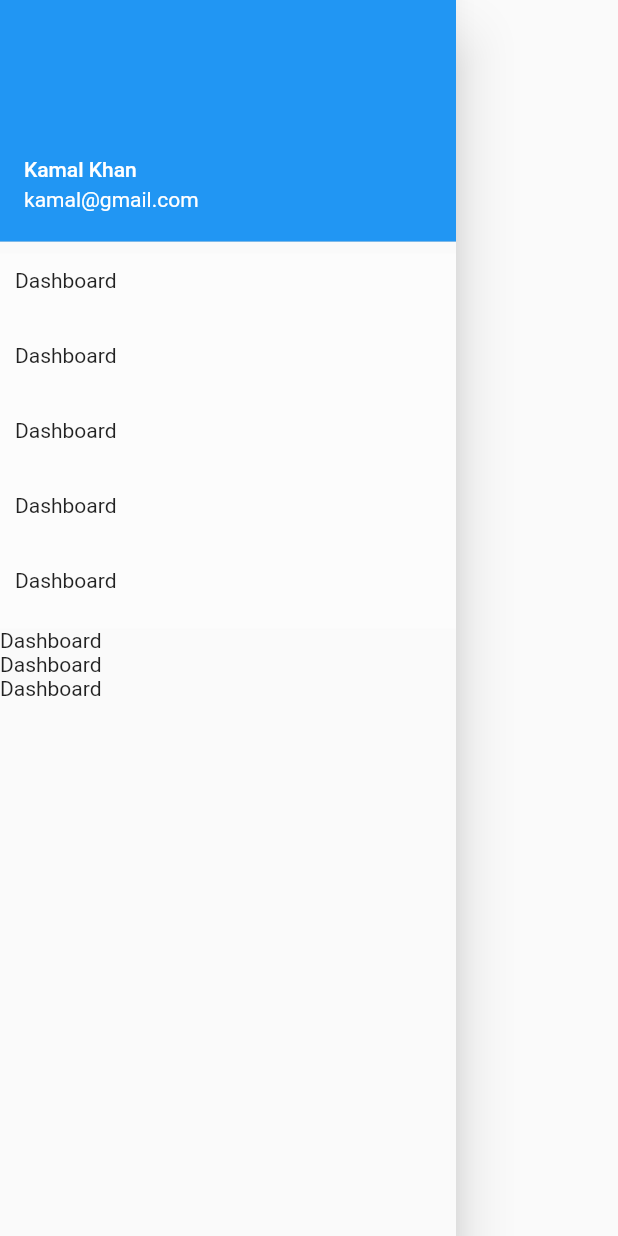
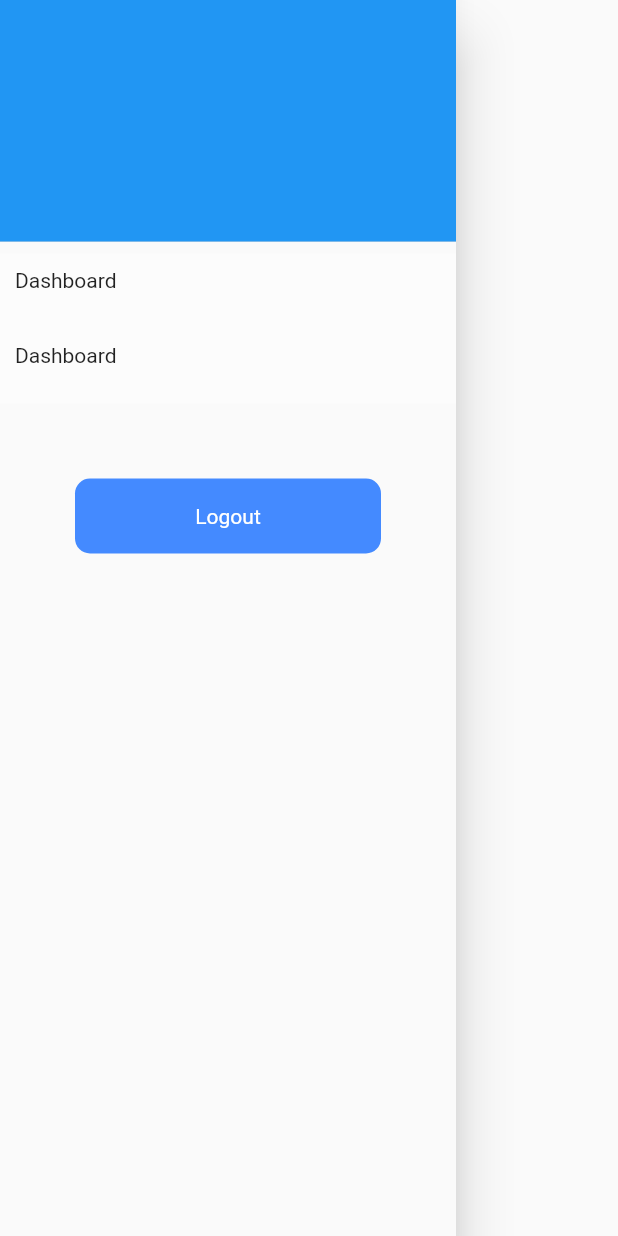
Before and after one commit to aktarulahsan/save_me_2, a Flutter app: the DrawerPage widget shown alone on an empty page, opened directly, on a phone screen of 412 x 824 dp. Run offline on Flutter 3.47's test engine with Material 2 defaults, Android fonts, the phone set to English and light mode, and no system bars; our stand-ins replace firebase_auth, firebase_core, firebase_database, firebase_messaging, geolocator, get and 1 more; missing offline and left inert: geocoder; accounts and stored records are empty; network calls fail.

```diff
--- /dev/null
+++ b/lib/auth/LoginBinding.dart
@@ -0,0 +1,10 @@
+// import 'package:get/get_instance/src/bindings_interface.dart';
+import 'package:get/get.dart';
+import 'loginController.dart';
+
+class LoginBinding extends Bindings {
+  @override
+  void dependencies() {
+    Get.lazyPut<LoginController>(() => LoginController());
+  }
+}
--- a/lib/auth/drawerPage.dart
+++ b/lib/auth/drawerPage.dart
@@ -1,14 +1,17 @@
 import 'package:flutter/material.dart';
+import 'package:get/get.dart';
+import 'package:save_me_2/auth/loginController.dart';
 
 class DrawerPage extends StatelessWidget {
+  LoginController logctroll = Get.find();
   @override
   Widget build(BuildContext context) {
     return Drawer(
       child: ListView(
         children: [
                 UserAccountsDrawerHeader(
-                    accountName: Text("Kamal Khan"),
-                    accountEmail: Text("kamal@gmail.com"),
+                    // accountName: Text(logctroll.username.value.toString()),
+                    accountEmail: Text(logctroll.curentUsermail.value),
 
                 ),
           Container(
@@ -31,39 +34,25 @@ class DrawerPage extends StatelessWidget {
             ),
             child: Text("Dashboard"),
           ),
-          Container(
-            height: 50,
 
-            padding: EdgeInsets.all(10),
-            decoration: BoxDecoration(
-              color: Colors.white38,
+          InkWell(
+            onTap: (){
+              logctroll.logout();
+            },
+            child: Container(
+              height: 50,
+              margin: EdgeInsets.all(50),
+              padding: EdgeInsets.all(0),
+              decoration: BoxDecoration(
+                borderRadius: BorderRadius.circular(10.0),
+                color: Colors.blueAccent,
+              ),
+              child: Center(
+                child: Text("Logout",style: TextStyle(color: Colors.white), textAlign: TextAlign.center,),
+              )
+            ),
+          )
 
-            ),
-            child: Text("Dashboard"),
-          ),
-          Container(
-            height: 50,
-
-            padding: EdgeInsets.all(10),
-            decoration: BoxDecoration(
-              color: Colors.white38,
-
-            ),
-            child: Text("Dashboard"),
-          ),
-          Container(
-            height: 50,
-
-            padding: EdgeInsets.all(10),
-            decoration: BoxDecoration(
-              color: Colors.white38,
-
-            ),
-            child: Text("Dashboard"),
-          ),
-          Text("Dashboard"),
-          Text("Dashboard"),
-          Text("Dashboard"),
 
         ],
 
--- a/lib/message.dart
+++ b/lib/message.dart
@@ -8,6 +8,8 @@ import 'package:get/get.dart';
 import 'package:save_me_2/Helper.dart';
 import 'package:save_me_2/MyMapController.dart';
 import 'package:save_me_2/auth/drawerPage.dart';
+
+import 'auth/loginController.dart';
 
 class FirebaseMessagingDemo extends StatefulWidget {
   FirebaseMessagingDemo() : super();
@@ -20,6 +22,7 @@ class FirebaseMessagingDemo extends StatefulWidget {
 class _FirebaseMessagingDemoState extends State<FirebaseMessagingDemo> {
   final FirebaseMessaging _firebaseMessaging = FirebaseMessaging();
   final mymapcont = Get.put(MyMapController());
+  // final lgcont= Get.put(LoginController());
   // List<Message> _messages;
   // late Letlng letlng;
   var lat;
```
Also changed, not shown: lib/auth/loginController.dart (+56 -5 lines), lib/auth/loginPage.dart (+5 -2 lines), lib/auth/signin.dart (added, +94 -0 lines), lib/main.dart (+94 -3 lines).
